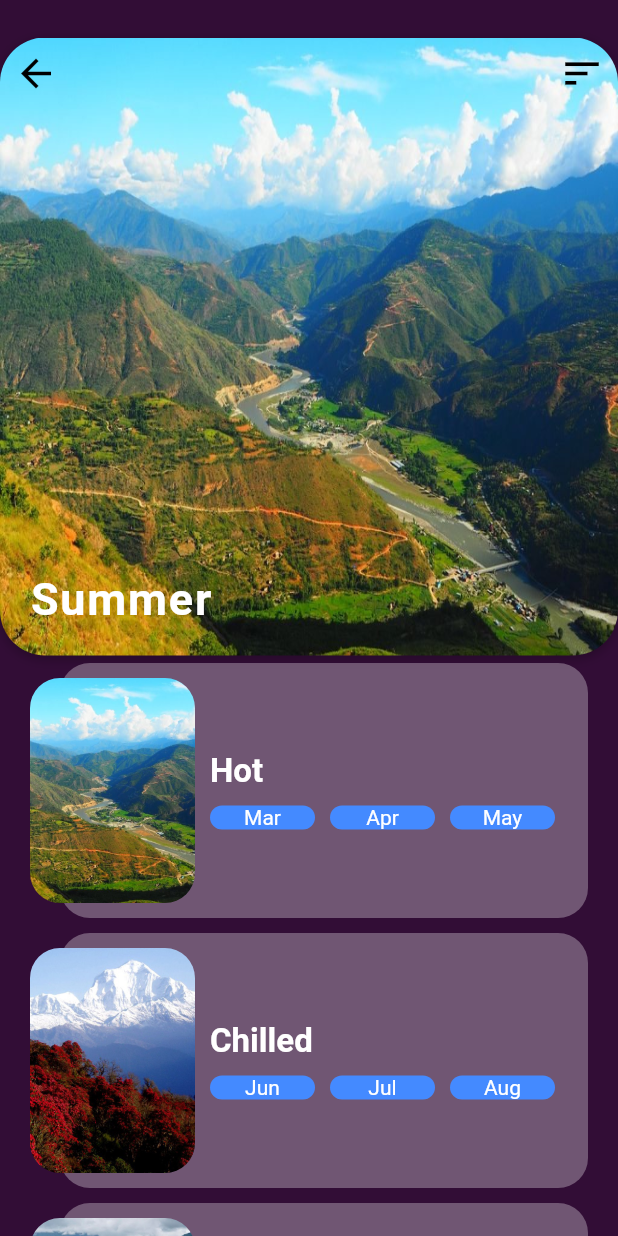
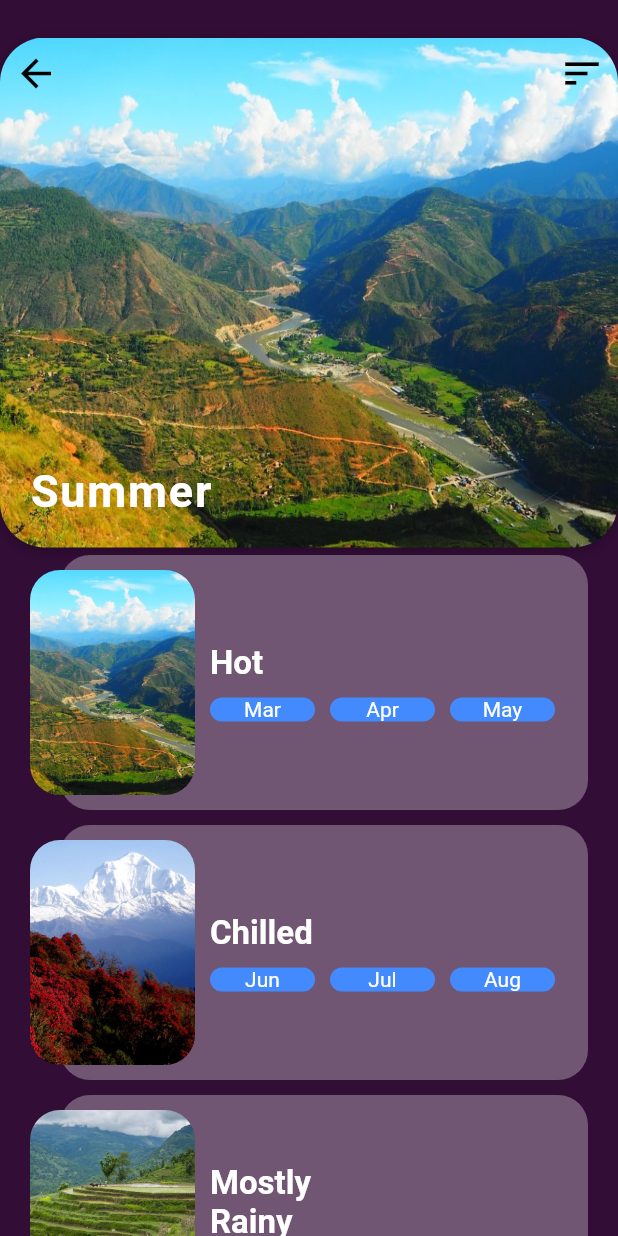
Before and after one commit to Saugat-Maharjan7/Smart-Travel-Planning, a Flutter app: the SeasonalScreen screen opened directly with sample values from the repository, on a phone screen of 412 x 824 dp. Run offline on Flutter 3.47's test engine with Material 2 defaults, Android fonts, the phone set to English and light mode, and no system bars; our stand-ins replace firebase_auth, firebase_core, firebase_database, flushbar, flutter_icons, flutter_signin_button and 9 more; missing offline and left inert: autocomplete_textfield, flutter_polyline_points; accounts and stored records are empty.

```diff
--- a/lib/Home/home_page.dart
+++ b/lib/Home/home_page.dart
@@ -6,16 +6,16 @@ import 'package:flutter/material.dart';
 import 'package:flutter/painting.dart';
 import 'package:flutter_icons/flutter_icons.dart';
 import 'package:google_fonts/google_fonts.dart';
-import 'package:smart_travel_planning_appli/Home/destinations.dart';
+import 'package:smart_travel_planning_appli/Home/topDestinations.dart';
 import 'package:smart_travel_planning_appli/Home/seasonalDestinations.dart';
-import 'package:smart_travel_planning_appli/NavBarPages/location_page.dart';
+import 'package:smart_travel_planning_appli/NavBarPages/map_page.dart';
 import 'package:smart_travel_planning_appli/models/destination_model.dart';
 import 'package:smart_travel_planning_appli/models/recommended_model.dart';
 import 'package:smart_travel_planning_appli/models/seasonal_model.dart';
 import 'package:smooth_page_indicator/smooth_page_indicator.dart';
 import 'package:smart_travel_planning_appli/NavBarPages/profile_page.dart';
 import 'package:firebase_auth/firebase_auth.dart';
-import 'suggestionList.dart';
+import 'suggestionSearchList.dart';
 
 class HomePage extends StatefulWidget {
   static const String id = 'home_page';
--- a/lib/Home/seasonalDestinations.dart
+++ b/lib/Home/seasonalDestinations.dart
@@ -1,5 +1,5 @@
 import 'package:flutter/material.dart';
-import 'package:smart_travel_planning_appli/models/season_activity_model.dart';
+import 'package:smart_travel_planning_appli/models/activity_season_model.dart';
 import 'package:smart_travel_planning_appli/models/seasonal_model.dart';
 
 
@@ -25,7 +25,7 @@ class _SeasonalScreenState extends State<SeasonalScreen> {
             Stack(
               children: [
                 Container(
-                  height: MediaQuery.of(context).size.width,
+                  height: 340,
                   decoration: BoxDecoration(
                     borderRadius: BorderRadius.circular(30),
                     boxShadow: [BoxShadow(
@@ -99,7 +99,9 @@ class _SeasonalScreenState extends State<SeasonalScreen> {
                     Activity activity = widget.season.activities[index];
                     return Stack(
                       children: [
-                        Container(
+                        GestureDetector(
+                          onTap: () => print('Open this page'),
+                          child: Container(
                             margin: EdgeInsets.fromLTRB(40, 5, 20, 5),
                             height: 170,
                             width: double.infinity,
@@ -180,6 +182,7 @@ class _SeasonalScreenState extends State<SeasonalScreen> {
                               ),
                             ),
                           ),
+                        ),
 
                         Positioned(
                           left: 20,
--- a/lib/Home/destinations.dart
+++ b/lib/Home/topDestinations.dart
@@ -34,7 +34,7 @@ class _DestinationScreenState extends State<DestinationScreen> {
             Stack(
               children: [
                    Container(
-                    height: MediaQuery.of(context).size.width,
+                    height: 340,
                     decoration: BoxDecoration(
                       borderRadius: BorderRadius.circular(30),
                       boxShadow: [BoxShadow(
--- a/lib/MapsAssistant/assistantMethods.dart
+++ b/lib/MapsAssistant/assistantMethods.dart
@@ -2,10 +2,10 @@ import 'package:geolocator/geolocator.dart';
 import 'package:google_maps_flutter/google_maps_flutter.dart';
 import 'package:smart_travel_planning_appli/MapsAssistant/ConfigMaps.dart';
 import 'package:smart_travel_planning_appli/MapsAssistant/requestAssistant.dart';
-import 'package:smart_travel_planning_appli/DataHandler/appData.dart';
-import 'package:smart_travel_planning_appli/models/address.dart';
+import 'package:smart_travel_planning_appli/MapsDataHandler/appData.dart';
+import 'package:smart_travel_planning_appli/models/mapAddress.dart';
 import 'package:provider/provider.dart';
-import 'package:smart_travel_planning_appli/models/directionDetails.dart';
+import 'package:smart_travel_planning_appli/models/mapDirectionDetails.dart';
 
 class AssistantMethods {
   static Future<String> searchCoordinateAddress(Position position, context) async {
--- a/lib/DataHandler/appData.dart
+++ b/lib/MapsDataHandler/appData.dart
@@ -1,5 +1,5 @@
 import 'package:flutter/cupertino.dart';
-import 'package:smart_travel_planning_appli/models/address.dart';
+import 'package:smart_travel_planning_appli/models/mapAddress.dart';
 
 class AppData extends ChangeNotifier{
 Address startLocation, destination;
--- a/lib/NavBarPages/searchScrren.dart
+++ b/lib/NavBarPages/mapSearchScrren.dart
@@ -4,10 +4,10 @@ import 'package:flutter/material.dart';
 import 'package:provider/provider.dart';
 import 'package:smart_travel_planning_appli/MapsAssistant/ConfigMaps.dart';
 import 'package:smart_travel_planning_appli/MapsAssistant/requestAssistant.dart';
-import 'package:smart_travel_planning_appli/DataHandler/appData.dart';
+import 'package:smart_travel_planning_appli/MapsDataHandler/appData.dart';
 import 'package:http/http.dart' as http;
-import 'package:smart_travel_planning_appli/models/address.dart';
-import 'package:smart_travel_planning_appli/models/placePrediction.dart';
+import 'package:smart_travel_planning_appli/models/mapAddress.dart';
+import 'package:smart_travel_planning_appli/models/mapPlacePrediction.dart';
 import 'package:geocoding/geocoding.dart';
 
 
--- a/lib/NavBarPages/location_page.dart
+++ b/lib/NavBarPages/map_page.dart
@@ -6,10 +6,10 @@ import 'package:geolocator/geolocator.dart';
 import 'package:google_maps_flutter/google_maps_flutter.dart';
 import 'package:provider/provider.dart';
 import 'package:smart_travel_planning_appli/MapsAssistant/assistantMethods.dart';
-import 'package:smart_travel_planning_appli/DataHandler/appData.dart';
+import 'package:smart_travel_planning_appli/MapsDataHandler/appData.dart';
 import 'package:smart_travel_planning_appli/Home/home_page.dart';
 import 'package:smart_travel_planning_appli/NavBarPages/profile_page.dart';
-import 'package:smart_travel_planning_appli/NavBarPages/searchScrren.dart';
+import 'package:smart_travel_planning_appli/NavBarPages/mapSearchScrren.dart';
 import 'package:geocoding/geocoding.dart';
 
 class LocationPage extends StatefulWidget {
--- a/lib/NavBarPages/profile_page.dart
+++ b/lib/NavBarPages/profile_page.dart
@@ -4,7 +4,7 @@ import 'package:flutter/material.dart';
 import 'package:flutter/services.dart';
 import 'package:smart_travel_planning_appli/Home/home_page.dart';
 import 'package:smart_travel_planning_appli/NavBarPages/settings.dart';
-import 'location_page.dart';
+import 'map_page.dart';
 import 'package:image_picker/image_picker.dart';
 
 class ProfilePage extends StatefulWidget {
--- a/lib/main.dart
+++ b/lib/main.dart
@@ -1,14 +1,14 @@
 import 'dart:async';
 import 'package:flutter/material.dart';
 import 'package:provider/provider.dart';
-import 'package:smart_travel_planning_appli/DataHandler/appData.dart';
+import 'package:smart_travel_planning_appli/MapsDataHandler/appData.dart';
 import 'package:smart_travel_planning_appli/Home/home_page.dart';
 import 'package:smart_travel_planning_appli/Login/login_page.dart';
 import 'package:smart_travel_planning_appli/Register/register_page.dart';
 import 'package:smart_travel_planning_appli/Login/intro_page.dart';
 // import 'package:smart_travel_planning_appli/Login/splash.dart';
 import 'package:smart_travel_planning_appli/NavBarPages/profile_page.dart';
-import 'NavBarPages/location_page.dart';
+import 'NavBarPages/map_page.dart';
 import 'package:firebase_core/firebase_core.dart';
 import 'package:firebase_database/firebase_database.dart';
 
--- a/lib/models/seasonal_model.dart
+++ b/lib/models/seasonal_model.dart
@@ -1,4 +1,4 @@
-import 'package:smart_travel_planning_appli/models/season_activity_model.dart';
+import 'package:smart_travel_planning_appli/models/activity_season_model.dart';
 
 class Season {
   String imgUrl;
@@ -70,7 +70,7 @@ final List<Season> seasons = [
     imgUrl: 'images/winter.jpg',
     name: 'Winter',
     month: 'Dec,Jan,Feb',
-    info: 'Cold weather occuring snowfall in mountain areas.',
+    info: 'Cold weather occurring snowfall in mountain areas.',
     activities: activities,
   ),
 ];
```
Also changed, not shown: lib/details.dart (deleted, +0 -321 lines), lib/Home/suggestionSearchList.dart (renamed from lib/Home/suggestionList.dart), lib/models/activity_season_model.dart (renamed from lib/models/season_activity_model.dart), lib/models/mapAddress.dart (renamed from lib/models/address.dart), lib/models/mapDirectionDetails.dart (renamed from lib/models/directionDetails.dart), lib/models/mapPlacePrediction.dart (renamed from lib/models/placePrediction.dart). Lines whose indentation alone changed are shown as unchanged.
